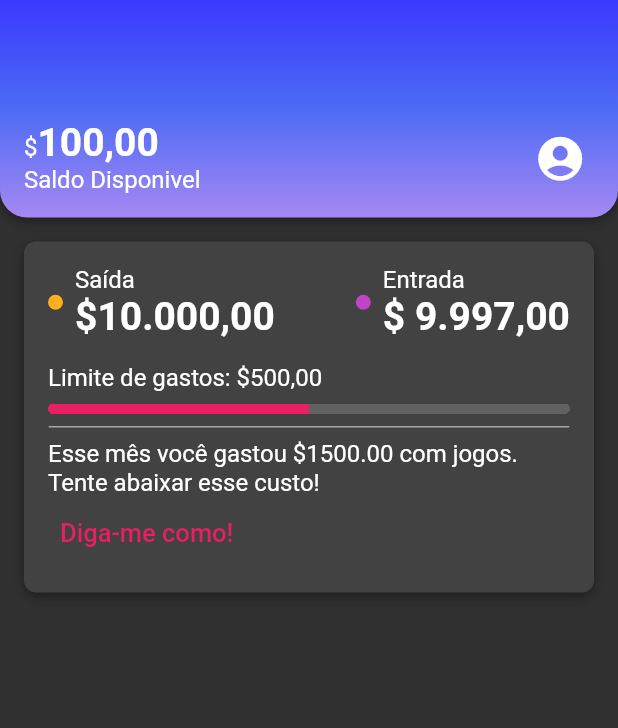
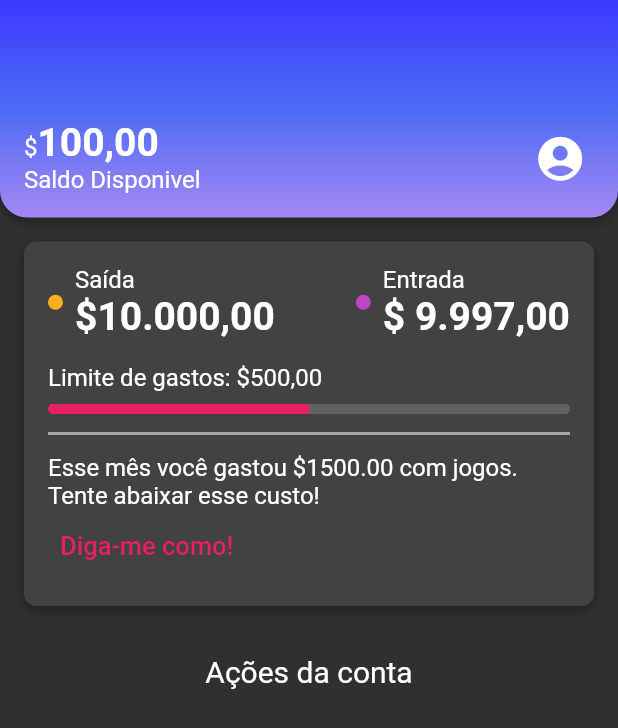
Before and after one commit to bath0ry/mybank_flutter, a Flutter app: the screen it shows after launch, on a phone screen of 412 x 824 dp. Shown: the top 728 px of the screen. Run offline on Flutter 3.47's test engine with Material 2 defaults, Android fonts, the light colour scheme and no system bars.

Commit message:
create actions activity widget/create titleMedium to app theme

```diff
--- a/lib/Home/home_page.dart
+++ b/lib/Home/home_page.dart
@@ -1,10 +1,9 @@
-import 'package:alubank_flutter/components/box_home_widget.dart';
-import 'package:alubank_flutter/components/division_widget.dart';
-import 'package:alubank_flutter/components/dot_widget.dart';
-import 'package:alubank_flutter/components/recent_activity_widget.dart';
+import 'package:alubank_flutter/components/view/actions_activity_widget.dart';
 import 'package:alubank_flutter/components/view/header_widget.dart';
 import 'package:alubank_flutter/theme/theme_colors.dart';
 import 'package:flutter/material.dart';
+
+import '../components/view/recent_activity_widget.dart';
 
 class HomePage extends StatelessWidget {
   const HomePage({super.key});
@@ -13,7 +12,7 @@ class HomePage extends StatelessWidget {
   Widget build(BuildContext context) {
     return Scaffold(
       body: Column(
-        children: [Header(), RecentActivity()],
+        children: [Header(), RecentActivity(), ActionsActivity()],
       ),
     );
   }
--- /dev/null
+++ b/lib/components/view/actions_activity_widget.dart
@@ -0,0 +1,24 @@
+import 'package:flutter/cupertino.dart';
+import 'package:flutter/material.dart';
+import 'package:flutter/src/widgets/container.dart';
+import 'package:flutter/src/widgets/framework.dart';
+
+class ActionsActivity extends StatelessWidget {
+  const ActionsActivity({super.key});
+
+  @override
+  Widget build(BuildContext context) {
+    return Padding(
+      padding: EdgeInsets.all(16),
+      child: Column(
+        crossAxisAlignment: CrossAxisAlignment.start,
+        children: [
+          Text(
+            'Ações da conta',
+            style: Theme.of(context).textTheme.titleMedium,
+          )
+        ],
+      ),
+    );
+  }
+}
--- a/lib/components/division_widget.dart
+++ b/lib/components/view/division_widget.dart
@@ -7,7 +7,7 @@ class DivisionWidget extends StatelessWidget {
   @override
   Widget build(BuildContext context) {
     return Container(
-      height: 1,
+      height: 2,
       decoration: BoxDecoration(border: Border.all(color: ThemeColors.divison)),
     );
   }
--- a/lib/components/recent_activity_widget.dart
+++ b/lib/components/view/recent_activity_widget.dart
@@ -1,6 +1,6 @@
-import 'package:alubank_flutter/components/box_home_widget.dart';
-import 'package:alubank_flutter/components/division_widget.dart';
-import 'package:alubank_flutter/components/dot_widget.dart';
+import 'package:alubank_flutter/components/view/box_home_widget.dart';
+import 'package:alubank_flutter/components/view/division_widget.dart';
+import 'package:alubank_flutter/components/view/dot_widget.dart';
 import 'package:alubank_flutter/theme/theme_colors.dart';
 import 'package:flutter/cupertino.dart';
 import 'package:flutter/material.dart';
@@ -90,7 +90,7 @@ class _RecentActivityContent extends StatelessWidget {
           ),
         ),
         Padding(
-          padding: const EdgeInsets.only(top: 8, bottom: 8),
+          padding: const EdgeInsets.only(top: 12, bottom: 12),
           child: DivisionWidget(),
         ),
         Text(
--- a/lib/theme/app_theme.dart
+++ b/lib/theme/app_theme.dart
@@ -7,4 +7,5 @@ ThemeData AppTheme = ThemeData(
     brightness: Brightness.dark,
     textTheme: TextTheme(
         bodyMedium: TextStyle(fontSize: 16),
-        bodyLarge: TextStyle(fontSize: 26, fontWeight: FontWeight.bold)));
+        bodyLarge: TextStyle(fontSize: 26, fontWeight: FontWeight.bold),
+        titleMedium: TextStyle(fontSize: 20, fontWeight: FontWeight.w400)));
```
Also changed, not shown: lib/components/view/box_home_widget.dart (renamed from lib/components/box_home_widget.dart), lib/components/view/dot_widget.dart (renamed from lib/components/dot_widget.dart).
